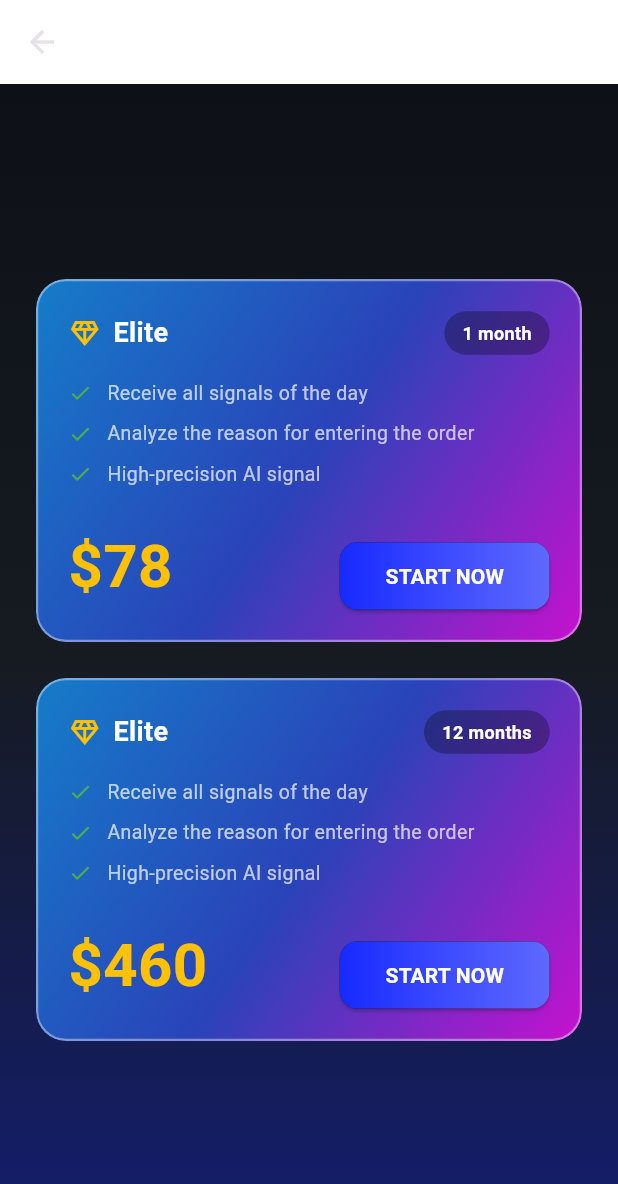
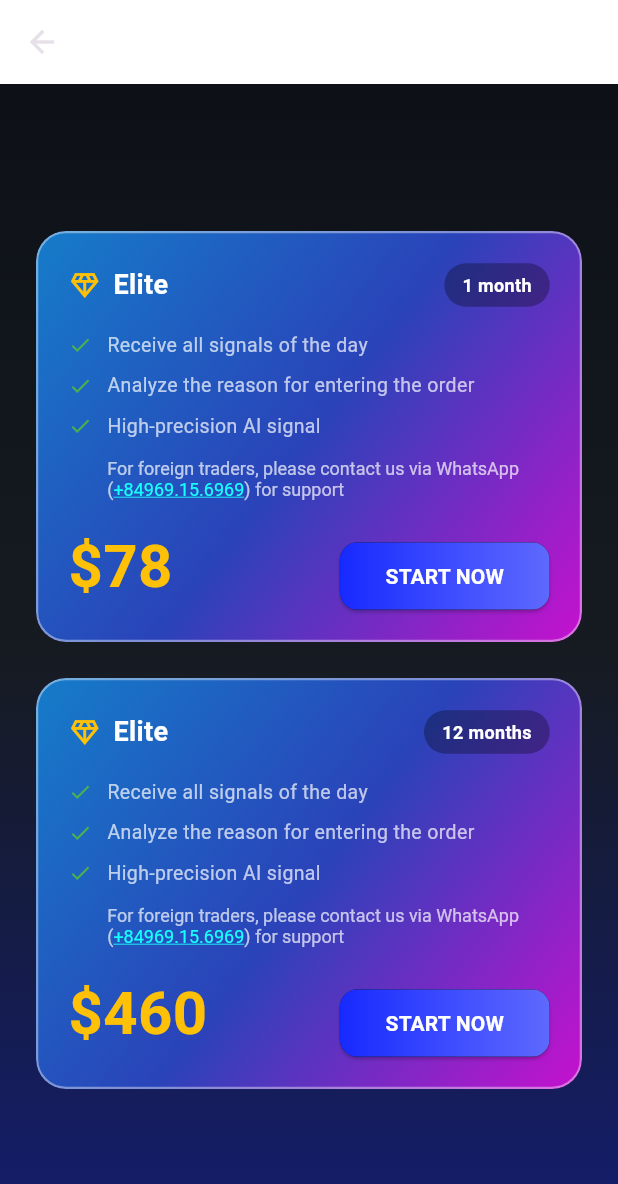
Before and after one commit to tuanminh2409bn/minvest-forex-app, a Flutter app: the PackageScreen screen opened directly, on a phone screen of 412 x 824 dp. Shown: the top 1184 px of the screen. Run offline on Flutter 3.47's test engine with Material 3 defaults, Android fonts, the phone set to English and light mode, and no system bars; our stand-ins replace bloc, cloud_firestore, cloud_functions, device_info_plus, equatable, firebase_auth and 11 more; missing offline and left inert: app_tracking_transparency, flutter_facebook_auth, in_app_purchase_storekit; accounts and stored records are empty; network calls fail.

```diff
--- a/lib/features/verification/screens/package_screen_web.dart
+++ b/lib/features/verification/screens/package_screen_web.dart
@@ -4,6 +4,7 @@ import 'dart:ui';
 import 'package:flutter/material.dart';
 import 'package:minvest_forex_app/l10n/app_localizations.dart';
 import 'package:url_launcher/url_launcher.dart';
+import 'package:flutter/gestures.dart'; // <<< THÊM MỚI
 
 class PackageScreen extends StatelessWidget {
   const PackageScreen({super.key});
@@ -16,11 +17,9 @@ class PackageScreen extends StatelessWidget {
   @override
   Widget build(BuildContext context) {
     final l10n = AppLocalizations.of(context)!;
-    final features = [
-      l10n.featureReceiveAllSignals,
-      l10n.featureAnalyzeReason,
-      l10n.featureHighPrecisionAI,
-    ];
+
+    // Yêu cầu 1: Danh sách features giờ đã được chuyển vào trong _PackageCard
+    // để xử lý đa ngôn ngữ cho dòng ghi chú mới.
 
     return Scaffold(
       backgroundColor: Colors.transparent,
@@ -50,16 +49,16 @@ class PackageScreen extends StatelessWidget {
                   _PackageCard(
                     tier: l10n.tierElite,
                     duration: l10n.duration1Month,
-                    price: '\$78',
-                    features: features,
+                    // Yêu cầu 1: Sử dụng giá tiền từ file đa ngôn ngữ
+                    price: l10n.price1Month,
                     onPressed: () => _launchURL('https://zalo.me/0969156969'),
                   ),
                   const SizedBox(height: 24),
                   _PackageCard(
                     tier: l10n.tierElite,
                     duration: l10n.duration12Months,
-                    price: '\$460',
-                    features: features,
+                    // Yêu cầu 1: Sử dụng giá tiền từ file đa ngôn ngữ
+                    price: l10n.price12Months,
                     onPressed: () => _launchURL('https://zalo.me/0969156969'),
                   ),
                 ],
@@ -71,22 +70,31 @@ class PackageScreen extends StatelessWidget {
     );
   }
 }
+
 class _PackageCard extends StatelessWidget {
   final String tier;
   final String duration;
   final String price;
-  final List<String> features;
   final VoidCallback? onPressed;
+
   const _PackageCard({
     required this.tier,
     required this.duration,
     required this.price,
-    required this.features,
     this.onPressed,
   });
+
   @override
   Widget build(BuildContext context) {
     final l10n = AppLocalizations.of(context)!;
+
+    // Danh sách features gốc
+    final features = [
+      l10n.featureReceiveAllSignals,
+      l10n.featureAnalyzeReason,
+      l10n.featureHighPrecisionAI,
+    ];
+
     return ClipRRect(
       borderRadius: BorderRadius.circular(20),
       child: BackdropFilter(
@@ -129,6 +137,7 @@ class _PackageCard extends StatelessWidget {
                 ],
               ),
               const SizedBox(height: 16),
+              // Hiển thị các features gốc
               ...features.map((feature) => Padding(
                 padding: const EdgeInsets.only(bottom: 8.0),
                 child: Row(
@@ -139,6 +148,32 @@ class _PackageCard extends StatelessWidget {
                   ],
                 ),
               )),
+              // ▼▼▼ YÊU CẦU 2: THÊM DÒNG GHI CHÚ ĐA NGÔN NGỮ ▼▼▼
+              Padding(
+                padding: const EdgeInsets.only(top: 4.0, left: 26.0), // Căn lề với dấu tick
+                child: RichText(
+                  text: TextSpan(
+                    style: const TextStyle(color: Colors.white70, fontSize: 12, fontFamily: 'Roboto'),
+                    children: [
+                      TextSpan(text: l10n.foreignTraderSupport.split('+84969.15.6969')[0]),
+                      TextSpan(
+                        text: '+84969.15.6969',
+                        style: const TextStyle(
+                          color: Colors.cyanAccent,
+                          decoration: TextDecoration.underline,
+                        ),
+                        recognizer: TapGestureRecognizer()
+                          ..onTap = () async {
+                            final Uri url = Uri.parse('https://wa.me/84969156969');
+                            if (!await launchUrl(url, mode: LaunchMode.externalApplication)) {}
+                          },
+                      ),
+                      TextSpan(text: l10n.foreignTraderSupport.split('+84969.15.6969')[1]),
+                    ],
+                  ),
+                ),
+              ),
+              // ▲▲▲ KẾT THÚC THÊM MỚI ▲▲▲
               const SizedBox(height: 16),
               Row(
                 mainAxisAlignment: MainAxisAlignment.spaceBetween,
@@ -167,6 +202,7 @@ class _PackageCard extends StatelessWidget {
     );
   }
 }
+
 Widget _buildActionButton(
     {required String text,
       required VoidCallback? onPressed,
--- a/lib/l10n/app_en.arb
+++ b/lib/l10n/app_en.arb
@@ -142,6 +142,9 @@
     "signalStatusRunning": "RUNNING",
     "signalStatusClosed": "CLOSED",
     "signalEntry": "Entry",
+    "price1Month": "$78",
+    "price12Months": "$460",
+    "foreignTraderSupport": "For foreign traders, please contact us via WhatsApp (+84969.15.6969) for support",
     "signalSl": "SL",
     "seeDetails": "see details",
     "upgradeToSeeDetails": "Upgrade to see signal details...",
--- a/lib/l10n/app_localizations.dart
+++ b/lib/l10n/app_localizations.dart
@@ -944,6 +944,24 @@ abstract class AppLocalizations {
   /// **'Entry'**
   String get signalEntry;
 
+  /// No description provided for @price1Month.
+  ///
+  /// In en, this message translates to:
+  /// **'\$78'**
+  String get price1Month;
+
+  /// No description provided for @price12Months.
+  ///
+  /// In en, this message translates to:
+  /// **'\$460'**
+  String get price12Months;
+
+  /// No description provided for @foreignTraderSupport.
+  ///
+  /// In en, this message translates to:
+  /// **'For foreign traders, please contact us via WhatsApp (+84969.15.6969) for support'**
+  String get foreignTraderSupport;
+
   /// No description provided for @signalSl.
   ///
   /// In en, this message translates to:
--- a/lib/l10n/app_vi.arb
+++ b/lib/l10n/app_vi.arb
@@ -117,6 +117,9 @@
     "yourName": "Tên của bạn",
     "yourEmail": "your.email@example.com",
     "adminPanel": "Bảng quản trị",
+    "price1Month": "2.056.080đ",
+    "price12Months": "12.652.789đ",
+    "foreignTraderSupport": "Đối với nhà giao dịch nước ngoài, vui lòng liên hệ chúng tôi qua WhatsApp (+84969.15.6969) để được hỗ trợ",
     "logout": "Đăng xuất",
     "confirmLogout": "Xác nhận Đăng xuất",
     "confirmLogoutMessage": "Bạn có chắc chắn muốn đăng xuất không?",
```
Also changed, not shown: lib/features/signals/screens/signal_screen_mobile.dart (+11 -11 lines), lib/features/signals/screens/signal_screen_web.dart (+8 -9 lines), lib/l10n/app_localizations_en.dart (+10 -0 lines), lib/l10n/app_localizations_vi.dart (+10 -0 lines), pubspec.lock, 5 other files.
